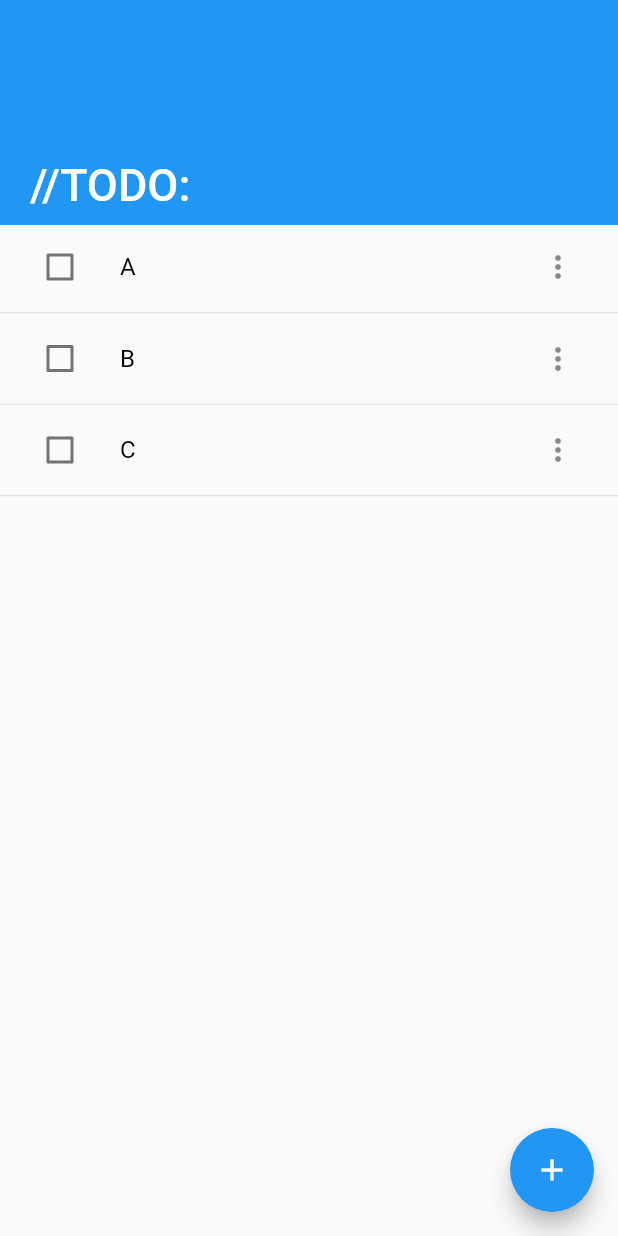
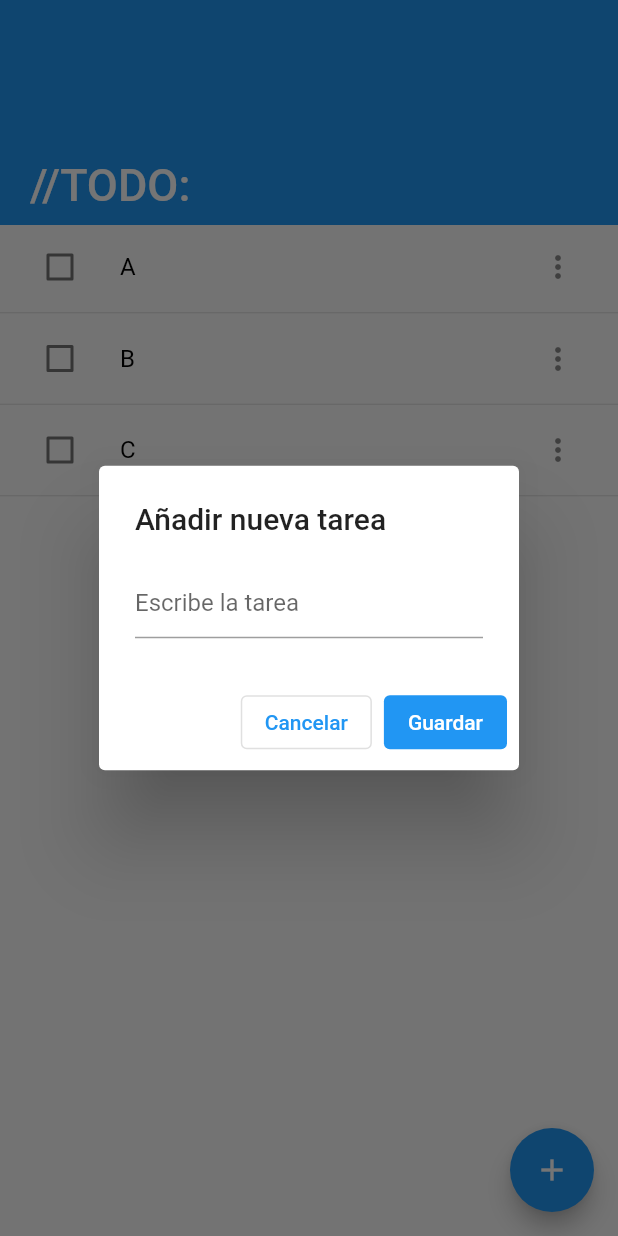
Before and after one commit to alexsosat/basic-todo-app, a Flutter app: the screen it shows after launch, after a tap on the "add" icon, on a phone screen of 412 x 824 dp. Run offline on Flutter 3.47's test engine with Material 2 defaults, Android fonts, the phone set to English and light mode, and no system bars; our stand-ins replace get.

Commit message:
dialog working

```diff
--- a/lib/app/modules/home/bindings/home_binding.dart
+++ b/lib/app/modules/home/bindings/home_binding.dart
@@ -1,6 +1,11 @@
 import 'package:get/get.dart';
+import 'package:todo_app/app/modules/home/controllers/home_controller.dart';
 
 class HomeBinding extends Bindings {
   @override
-  void dependencies() {}
+  void dependencies() {
+    Get.lazyPut<HomeController>(
+      () => HomeController(),
+    );
+  }
 }
--- /dev/null
+++ b/lib/app/modules/home/controllers/home_controller.dart
@@ -0,0 +1,32 @@
+import 'package:get/get_state_manager/get_state_manager.dart';
+import 'package:todo_app/app/data/models/item_model.dart';
+
+class HomeController extends GetxController {
+  var items = [
+    ToDoItemModel('A', order: 0),
+    ToDoItemModel('B', order: 1),
+    ToDoItemModel('C', order: 2),
+  ];
+
+  List<ToDoItemModel> get sortedItems {
+    List<ToDoItemModel> checkeds =
+        items.where((element) => element.checked).toList();
+    checkeds.sort((a, b) => a.order - b.order);
+
+    List<ToDoItemModel> uncheckeds =
+        items.where((element) => !element.checked).toList();
+
+    uncheckeds.sort((a, b) => a.order - b.order);
+
+    return [...uncheckeds, ...checkeds];
+  }
+
+  void addItem(String item) {
+    print(item);
+    items.add(
+        ToDoItemModel(item, order: 4)); //TODO: fix order for multiple items
+    update();
+  }
+
+  void updateList() => update();
+}
--- a/lib/app/modules/home/views/home_view.dart
+++ b/lib/app/modules/home/views/home_view.dart
@@ -1,4 +1,6 @@
 import 'package:flutter/material.dart';
+import 'package:get/get.dart';
+import 'package:todo_app/app/modules/home/views/widgets/add_dialog.dart';
 import 'package:todo_app/app/modules/home/views/widgets/list_items.dart';
 
 class HomeView extends StatelessWidget {
@@ -27,7 +29,14 @@ class HomeView extends StatelessWidget {
         ],
       ),
       floatingActionButton: FloatingActionButton(
-        onPressed: () {},
+        heroTag: 'add-todo-dialog',
+        onPressed: () {
+          Get.dialog(
+            AddTodoItemDialog(),
+            barrierColor: Colors.black54,
+          );
+          //TODO: make the hero animation work with plain routing
+        },
         tooltip: "Add task",
         child: const Icon(Icons.add),
       ),
--- /dev/null
+++ b/lib/app/modules/home/views/widgets/add_dialog.dart
@@ -0,0 +1,60 @@
+import 'package:flutter/material.dart';
+import 'package:get/get.dart';
+import 'package:todo_app/app/modules/home/controllers/home_controller.dart';
+
+class AddTodoItemDialog extends StatelessWidget {
+  AddTodoItemDialog({Key? key}) : super(key: key);
+
+  final textController = TextEditingController();
+  final _formKey = GlobalKey<FormState>(debugLabel: '_TODO_form_key');
+
+  @override
+  Widget build(BuildContext context) {
+    return Hero(
+      tag: 'add-todo-dialog',
+      child: AlertDialog(
+        title: const Text("Añadir nueva tarea"),
+        content: Form(
+          key: _formKey,
+          child: TextFormField(
+            controller: textController,
+            decoration: const InputDecoration(
+              hintText: "Escribe la tarea",
+            ),
+            validator: (value) {
+              if (value!.isEmpty) {
+                return 'El campo no puede estar vacío';
+              }
+              return null;
+            },
+          ),
+        ),
+        actions: [
+          OutlinedButton(
+            onPressed: () {
+              textController.text = '';
+              Navigator.pop(context);
+            },
+            child: const Text("Cancelar"),
+          ),
+          ElevatedButton(
+            onPressed: () {
+              if (_formKey.currentState!.validate()) {
+                Get.find<HomeController>().addItem(textController.text);
+                textController.text = '';
+                Navigator.pop(context);
+              }
+            },
+            child: const Text(
+              "Guardar",
+              style: TextStyle(color: Colors.white),
+            ),
+            style: TextButton.styleFrom(
+              elevation: 0,
+            ),
+          ),
+        ],
+      ),
+    );
+  }
+}
--- a/lib/app/modules/home/views/widgets/list_items.dart
+++ b/lib/app/modules/home/views/widgets/list_items.dart
@@ -1,5 +1,7 @@
 import 'package:flutter/material.dart';
+import 'package:get/get.dart';
 import 'package:todo_app/app/data/models/item_model.dart';
+import 'package:todo_app/app/modules/home/controllers/home_controller.dart';
 
 class ListItems extends StatefulWidget {
   const ListItems({Key? key}) : super(key: key);
@@ -9,28 +11,6 @@ class ListItems extends StatefulWidget {
 }
 
 class _ListItemsState extends State<ListItems> {
-  final items = [
-    ToDoItemModel('A', order: 0),
-    ToDoItemModel('B', order: 1),
-    ToDoItemModel('C', order: 2),
-  ];
-
-  updateList(e) {
-    setState(() {
-      List<ToDoItemModel> checkeds =
-          items.where((element) => element.checked).toList();
-      checkeds.sort((a, b) => a.order - b.order);
-
-      List<ToDoItemModel> uncheckeds =
-          items.where((element) => !element.checked).toList();
-
-      uncheckeds.sort((a, b) => a.order - b.order);
-
-      items.clear();
-      items.addAll([...uncheckeds, ...checkeds]);
-    });
-  }
-
   void handleClick(String value) {
     switch (value) {
       case 'Logout':
@@ -42,10 +22,11 @@ class _ListItemsState extends State<ListItems> {
 
   @override
   Widget build(BuildContext context) {
+    return GetBuilder<HomeController>(builder: (_) {
       return SliverList(
         delegate: SliverChildListDelegate(
-        [
-          ...items.map(
+          _.sortedItems
+              .map(
                 (item) => Column(
                   children: [
                     ListTile(
@@ -55,7 +36,7 @@ class _ListItemsState extends State<ListItems> {
                         value: item.checked,
                         onChanged: (a) {
                           item.checked = !item.checked;
-                      updateList(item);
+                          _.updateList();
                         },
                       ),
                       title: Opacity(
@@ -63,10 +44,12 @@ class _ListItemsState extends State<ListItems> {
                         child: Text(
                           item.text,
                           style: TextStyle(
-                        color:
-                            item.checked ? Colors.grey.shade500 : Colors.black,
-                        decoration:
-                            item.checked ? TextDecoration.lineThrough : null,
+                            color: item.checked
+                                ? Colors.grey.shade500
+                                : Colors.black,
+                            decoration: item.checked
+                                ? TextDecoration.lineThrough
+                                : null,
                           ),
                         ),
                       ),
@@ -82,7 +65,7 @@ class _ListItemsState extends State<ListItems> {
                       ),
                       onTap: () {
                         item.checked = !item.checked;
-                    updateList(item);
+                        _.updateList();
                       },
                     ),
                     const Divider(
@@ -91,8 +74,9 @@ class _ListItemsState extends State<ListItems> {
                   ],
                 ),
               )
-        ],
+              .toList(),
         ),
       );
+    });
   }
 }
```
Lines whose indentation alone changed are shown as unchanged.
